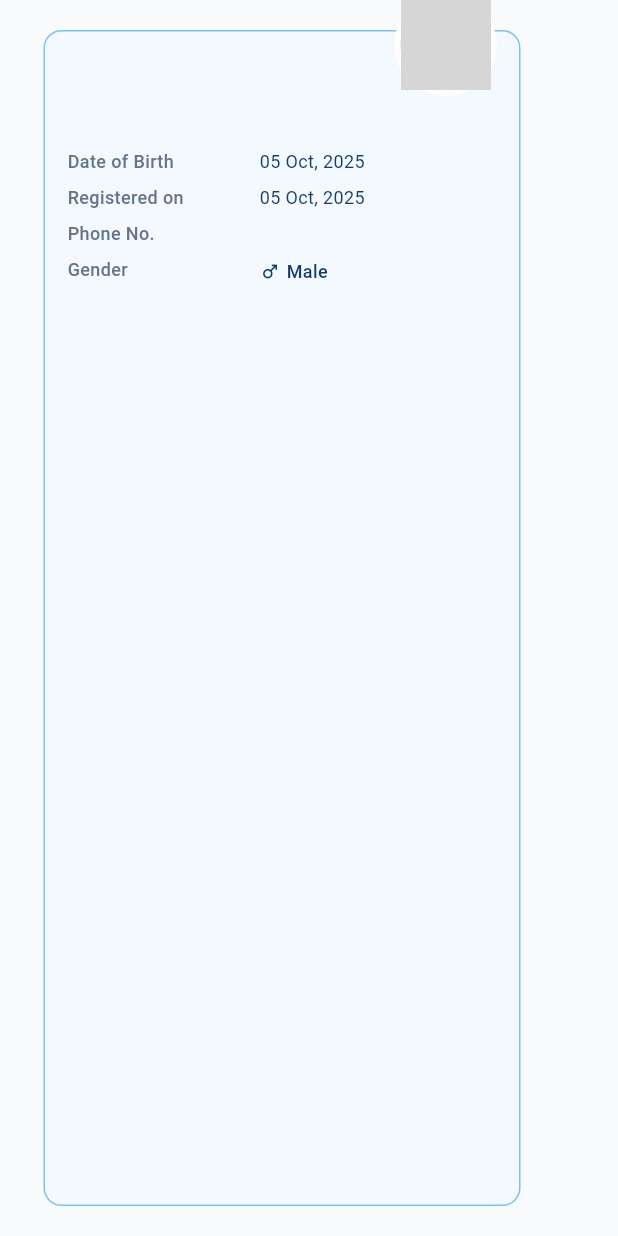
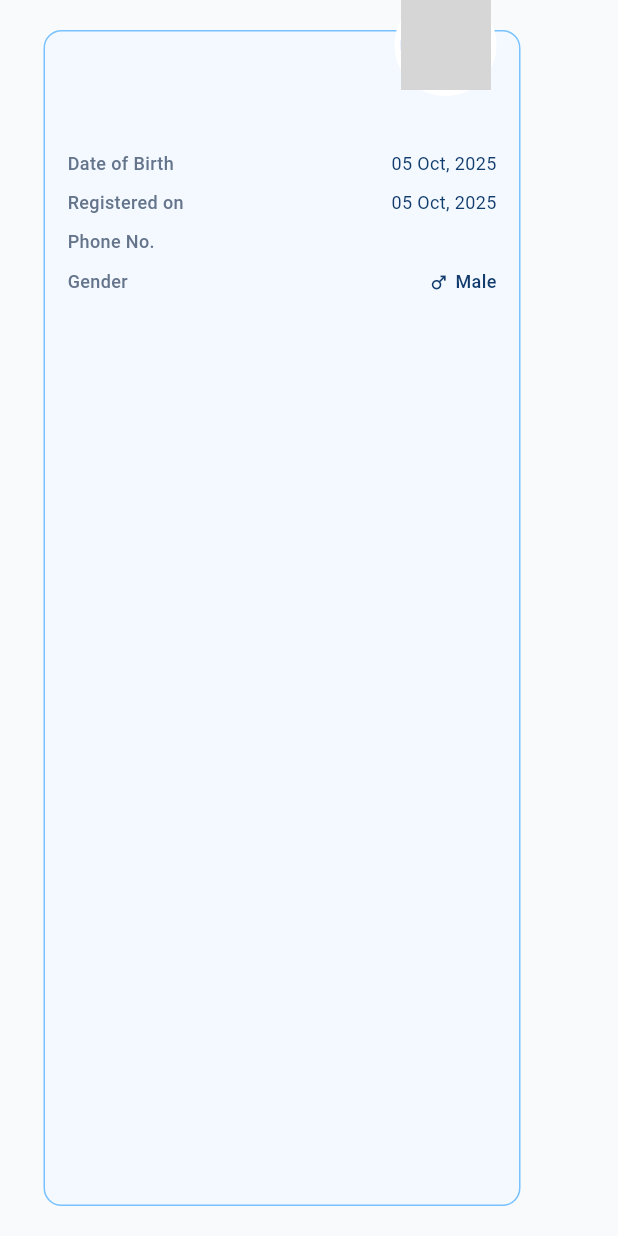
Before and after one commit to Trilok1110/project_recorder_app, a Flutter app: the EmployeeCard widget shown alone on an empty page, opened directly with empty values, on a phone screen of 412 x 824 dp. Run offline on Flutter 3.47's test engine with Material 3 defaults, Android fonts, the phone set to English and light mode, and no system bars; our stand-ins replace bloc, dio, equatable, flutter_bloc, shared_preferences; accounts and stored records are empty; network calls fail; grey boxes are pictures that could not be loaded.

Commit message:
refactor: card ui and padding

```diff
--- a/lib/core/constants/app_colors.dart
+++ b/lib/core/constants/app_colors.dart
@@ -1,6 +1,7 @@
 import 'package:flutter/material.dart';
 
 class AppColors {
+  // Add these to your AppColors class
   // Primary Colors
   static const Color primaryBlue = Color(0xFF113C6D);
   static const Color accentRed = Color(0xFFEF4444);
--- a/lib/features/employee/presentation/pages/employee_page.dart
+++ b/lib/features/employee/presentation/pages/employee_page.dart
@@ -40,7 +40,7 @@
         if (state is EmployeeLoading) {
           return const Center(child: CircularProgressIndicator());
         } else if (state is EmployeeLoaded) {
-          return ListView.builder(
+          return ListView.builder(padding: EdgeInsets.only(top: 16),
             controller: _scrollController,
             itemCount: state.employees.length,
             itemBuilder: (context, index) {
--- a/lib/features/employee/presentation/widgets/employee_card.dart
+++ b/lib/features/employee/presentation/widgets/employee_card.dart
@@ -31,7 +31,6 @@
       child: Stack(
         clipBehavior: Clip.none,
         children: [
-          // Main Card
           Card(
             elevation: 0,
             shape: RoundedRectangleBorder(
@@ -44,7 +43,6 @@
               child: Column(
                 crossAxisAlignment: CrossAxisAlignment.start,
                 children: [
-                  // Name + Email (without avatar)
                   SizedBox(height: 8),
                   Text(
                     employee.fullName,
@@ -83,7 +81,6 @@
             ),
           ),
 
-          // Avatar on top-right (half out)
           Positioned(
             top: -20,
             right: 20,
@@ -106,39 +103,53 @@
   }
 
   Widget _buildDetailRow(String label, String value) {
-    return Row(
-      crossAxisAlignment: CrossAxisAlignment.start,
+    return SizedBox(
+      width: 294,
+      height: 14,
+      child: Row(
+        mainAxisAlignment: MainAxisAlignment.spaceBetween, // ← Figma alignment
+        crossAxisAlignment: CrossAxisAlignment.center,
         children: [
-        SizedBox(
-          width: 120,
-          child: Text(label, style: AppTextStyles.employeeDetailLabel),
+          Text(
+            label,
+            style: AppTextStyles.employeeDetailLabel,
           ),
-        const SizedBox(width: 8),
-        Expanded(
-          child: Text(value, style: AppTextStyles.employeeDetailValue ,),
+          Text(
+            value,
+            style: AppTextStyles.employeeDetailValue,
+            textAlign: TextAlign.right,
           ),
         ],
+      ),
     );
   }
 
-  Widget _buildGenderRow(
-      String label, IconData icon, Color color, String text) {
-    return Row(
-      crossAxisAlignment: CrossAxisAlignment.start,
+  Widget _buildGenderRow(String label, IconData icon, Color color, String text) {
+    return SizedBox(
+      width: 294,
+      height: 16,
+      child: Row(
+        mainAxisAlignment: MainAxisAlignment.spaceBetween,
+        crossAxisAlignment: CrossAxisAlignment.center,
         children: [
-        SizedBox(
-          width: 120,
-          child: Text(label, style: AppTextStyles.employeeDetailLabel),
+          Text(
+            label,
+            style: AppTextStyles.employeeDetailLabel,
           ),
-        const SizedBox(width: 8),
           Row(
+            mainAxisSize: MainAxisSize.min,
             children: [
               Icon(icon, size: 14, color: color),
               const SizedBox(width: 4),
-            Text(text, style: AppTextStyles.genderTextWithColor(color)),
+              Text(
+                text,
+                style: AppTextStyles.genderTextWithColor(color),
+              ),
             ],
           ),
         ],
+      ),
     );
   }
+
 }
```
Also changed, not shown: lib/main.dart (+20 -11 lines). Lines whose indentation alone changed are shown as unchanged.
